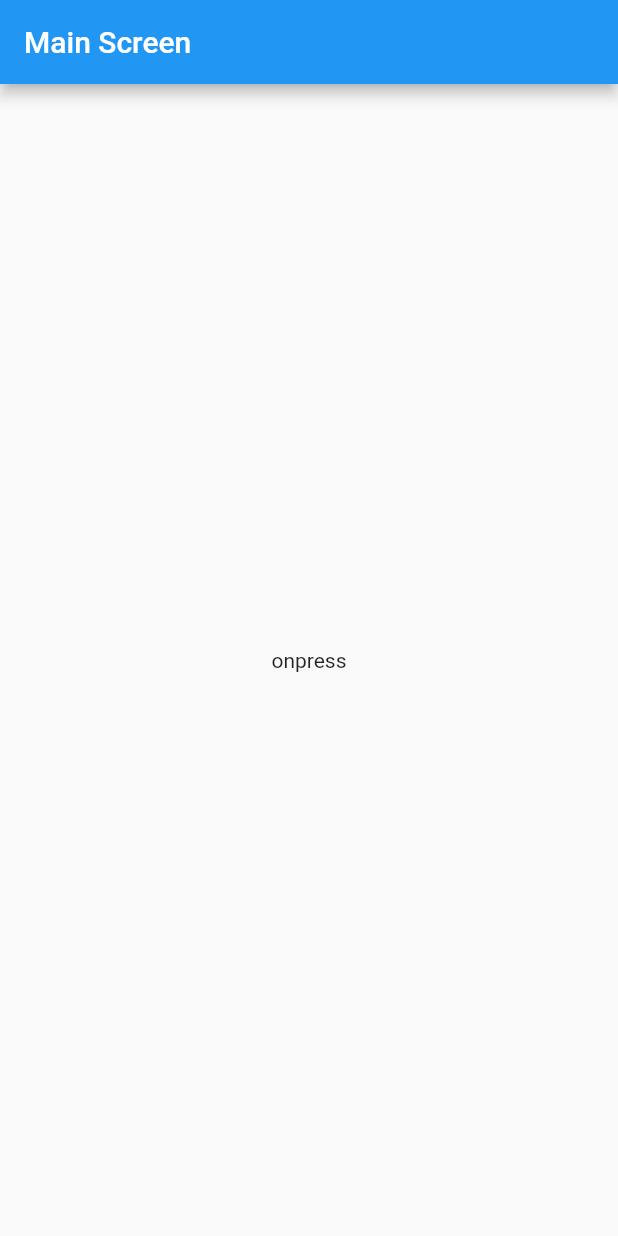
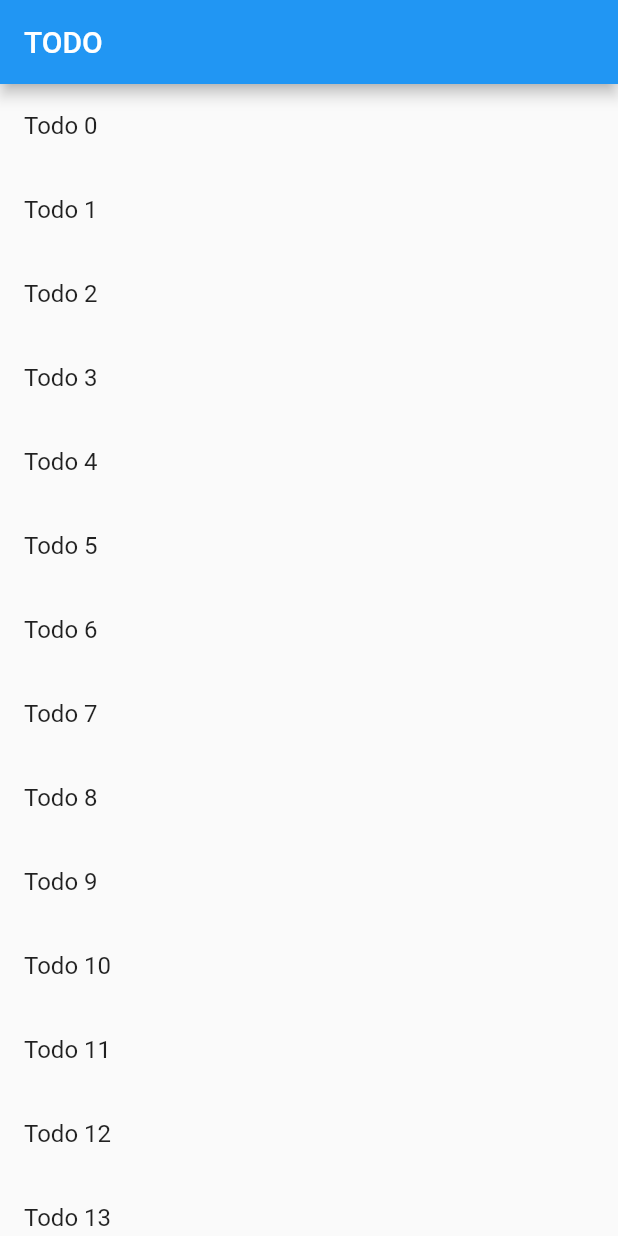
Before and after one commit to QuanDaoXuan/Flutter_Basic, a Flutter app: the screen it shows after launch, on a phone screen of 412 x 824 dp. Run offline on Flutter 3.47's test engine with Material 2 defaults, Android fonts, the phone set to English and light mode, and no system bars.

Commit message:
send dato to a new screen

```diff
--- /dev/null
+++ b/flutter_app/lib/Todo.dart
@@ -0,0 +1,9 @@
+
+
+
+class Todo {
+  final String title;
+  final String descripttion;
+
+  Todo(this.title, this.descripttion);
+}
--- a/flutter_app/lib/main.dart
+++ b/flutter_app/lib/main.dart
@@ -1,63 +1,56 @@
-
-
 import 'package:flutter/material.dart';
+import 'package:flutterapp/Todo.dart';
 
 void main() {
   runApp(MaterialApp(
-    initialRoute: '/Main',
-    routes: {
-      '/Main': (context) => MainApp(),
-      ExtractArgumentScreen.routeName: (context) => ExtractArgumentScreen()
-    },
-    title: "navigation",
+    title: 'Returning Data',
+    home: TodoScreen(todos: List.generate(20, (index) => Todo(
+      'Todo $index',
+      'this is description $index'
+    ))),
   ));
 }
 
 
-class ScreenArguments{
-  final String title;
-  final String msg;
 
-  ScreenArguments(this.title,this.msg);
-}
+class TodoScreen extends StatelessWidget{
+  final List<Todo> todos;
 
-class MainApp extends StatelessWidget{
+  TodoScreen({Key key, @required this.todos}) : super(key : key);
+
   @override
   Widget build(BuildContext context) {
     // TODO: implement build
     return Scaffold(
-        appBar: AppBar(
-          title: Text('Main Screen'),
-        ),
-        body: Center(
-          child: new GestureDetector(
-            onTap: (){
+      appBar: AppBar(
+        title: Text('TODO'),
+      ),
+      body: ListView.builder(itemBuilder: (context, index){
+        return ListTile(
+          title: Text(todos[index].title),
+          onTap: (){
+            Navigator.push(context, MaterialPageRoute(builder: (context) => DetailScreen(todo: todos[index])));
+          },
+        );
+      },
+      itemCount: todos.length,)
+    );
 
-              Navigator.pushNamed(context, ExtractArgumentScreen.routeName,arguments: ScreenArguments('navigation status','navigation success'));
-            },
-            child: new Text("onpress"),
-          ),
-        )
+  }
+}
+class DetailScreen extends StatelessWidget{
+  final Todo todo;
+  DetailScreen({Key key , @required this.todo});
+
+  @override
+  Widget build(BuildContext context) {
+    // TODO: implement build
+    return Scaffold(
+      body: Padding(
+        padding: EdgeInsets.all(16.0),
+        child: Text(todo.descripttion),
+      ),
+      appBar: AppBar(title: Text(todo.title),),
     );
   }
 }
-
-
-
-class ExtractArgumentScreen extends StatelessWidget{
-  static const routeName = '/extractArguments';
-
-  @override
-  Widget build(BuildContext context){
-    final ScreenArguments args = ModalRoute.of(context).settings.arguments;
-
-    return Scaffold(
-      appBar: AppBar(
-        title: Text(args.title),
-      ),
-      body: Center(
-        child: Text(args.msg),
-      ),
-    );
-  }
-}
```
